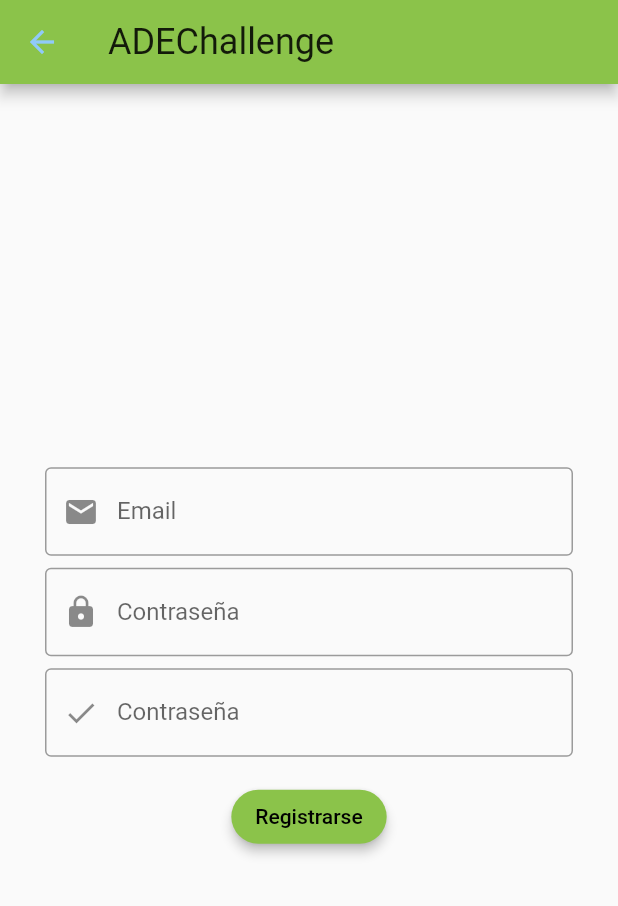
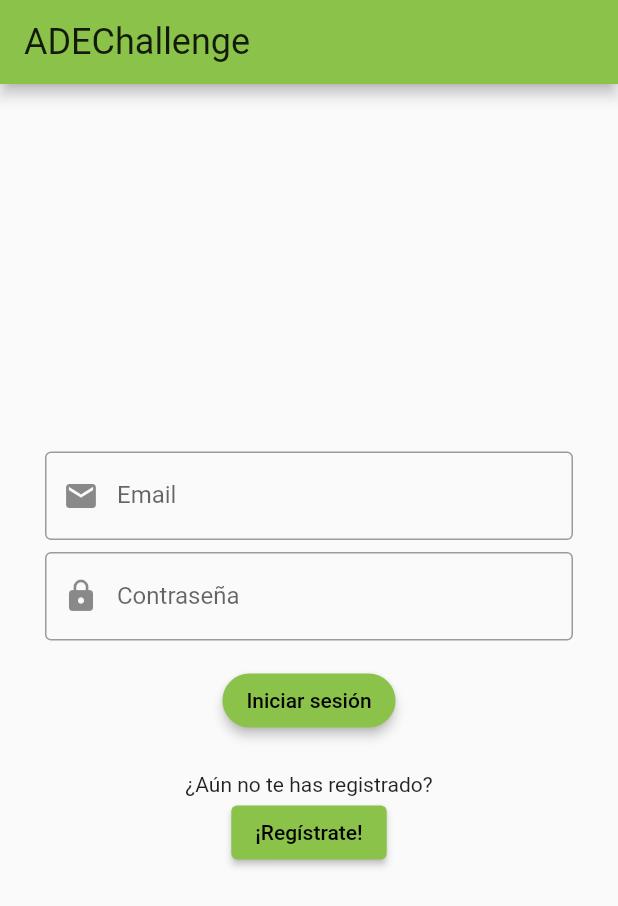
Before and after one commit to Reloxed/ADEChallenge, a Flutter app: the screen it shows after launch, on a phone screen of 412 x 824 dp. Shown: the top 906 px of the screen. Run offline on Flutter 3.47's test engine with Material 2 defaults, Android fonts, the phone set to English and light mode, and no system bars; our stand-ins replace firebase_auth, firebase_core; accounts and stored records are empty.

Commit message:
Pantalla de login hecha

```diff
--- a/adechallenge/lib/main.dart
+++ b/adechallenge/lib/main.dart
@@ -1,4 +1,4 @@
-import 'package:adechallenge/screens/register.dart';
+import 'package:adechallenge/screens/login.dart';
 import 'package:flutter/material.dart';
 import 'package:firebase_core/firebase_core.dart';
 
@@ -18,7 +18,7 @@ class MyApp extends StatelessWidget {
         primarySwatch: Colors.lightGreen,
         accentColor: Colors.blue[200]
       ),
-      home: Register(),
+      home: Login(),
     );
   }
 }
--- /dev/null
+++ b/adechallenge/lib/screens/login.dart
@@ -0,0 +1,135 @@
+import 'package:adechallenge/utils/dialogs.dart';
+import 'package:adechallenge/utils/navigations.dart';
+import 'package:flutter/material.dart';
+import 'package:firebase_auth/firebase_auth.dart';
+
+class Login extends StatefulWidget {
+  @override
+  _LoginState createState() {
+    return new _LoginState();
+  }
+}
+
+class _LoginState extends State<Login> {
+  final _formKey = GlobalKey<FormState>();
+  final FirebaseAuth _auth = FirebaseAuth.instance;
+
+  late String email;
+  late String password;
+
+  @override
+  Widget build(BuildContext context) {
+    return Material(
+      child: Scaffold(
+        appBar: AppBar(
+          title: Text("ADEChallenge", style: Theme.of(context).textTheme.headline5),
+        ),
+        body: Container(
+          padding: EdgeInsets.symmetric(horizontal: 30.0),
+          child: Form(
+            key: _formKey,
+            autovalidateMode: AutovalidateMode.disabled,
+            child: Center(
+              child: Column(
+                mainAxisAlignment: MainAxisAlignment.center,
+                crossAxisAlignment: CrossAxisAlignment.center,
+                children: [_emailField(), _passwordField(), _button(), _registerYet()],
+              ),
+            ),
+          ),
+        ),
+      ),
+    );
+  }
+
+  Widget _emailField() {
+    return Container(
+      child: TextFormField(
+        textCapitalization: TextCapitalization.words,
+        validator: (v) {
+          if (v!.isEmpty)
+            return "Este campo no puede estar vacío";
+          else if (!RegExp(r"^[a-zA-Z0-9.a-zA-Z0-9.!#$%&'*+-/=?^_`{|}~]+@[a-zA-Z0-9]+\.[a-zA-Z]+").hasMatch(v))
+            return "El email no es válido";
+          else
+            return null;
+        },
+        decoration: InputDecoration(
+            border: OutlineInputBorder(), labelText: "Email", prefixIcon: Icon(Icons.email)),
+        onChanged: (value) => this.email = value,
+      ),
+    );
+  }
+
+  Widget _passwordField() {
+    return Container(
+      margin: EdgeInsets.only(top: 8.0),
+      child: TextFormField(
+        obscureText: true,
+        validator: (v) {
+          if (v!.isEmpty)
+            return "Este campo no puede estar vacío";
+          else if (v.length <= 5)
+            return "La contraseña debe tener mínimo 6 caracteres";
+          else
+            return null;
+        },
+        decoration:
+        InputDecoration(border: OutlineInputBorder(), labelText: "Contraseña", prefixIcon: Icon(Icons.lock)),
+        onChanged: (value) => password = value,
+      ),
+    );
+  }
+
+  Widget _button() {
+    return Container(
+      margin: EdgeInsets.only(top: 16.0),
+      padding: EdgeInsets.symmetric(horizontal: 30.0),
+      child: ElevatedButton(
+        style: ElevatedButton.styleFrom(
+            shape: RoundedRectangleBorder(borderRadius: BorderRadius.circular(30.0)),
+            primary: Theme.of(context).primaryColor,
+            elevation: 3
+        ),
+        onPressed: () async {
+          if(_formKey.currentState!.validate()){
+            try {
+              await _auth.signInWithEmailAndPassword(email: email, password: password);
+
+            } on FirebaseAuthException catch (e) {
+              String message = "";
+              if(e.code == 'user-not-found')
+                message = "Usuario no encontrado.";
+              else if (e.code == 'wrong-password')
+                message = "Contraseña errónea.";
+              errorDialog(context, message);
+            }
+          }
+        },
+        child: Text(
+          "Iniciar sesión",
+        ),
+      ),
+    );
+  }
+
+  Widget _registerYet() {
+    return Container(
+        margin: EdgeInsets.only(top: 24.0),
+        child: Align(
+            alignment: Alignment.bottomCenter,
+            child: Column(children: <Widget>[
+              new Text(
+                "¿Aún no te has registrado?",
+              ),
+              ElevatedButton(
+                onPressed: () {
+                  navigateToRegister(context);
+                },
+                child: new Text(
+                  "¡Regístrate!",
+                ),
+              )
+            ])));
+  }
+}
--- /dev/null
+++ b/adechallenge/lib/utils/navigations.dart
@@ -0,0 +1,6 @@
+import 'package:adechallenge/screens/register.dart';
+import 'package:flutter/material.dart';
+
+void navigateToRegister(BuildContext context) {
+  Navigator.push(context, MaterialPageRoute(builder: (context) => Register()));
+}
```
